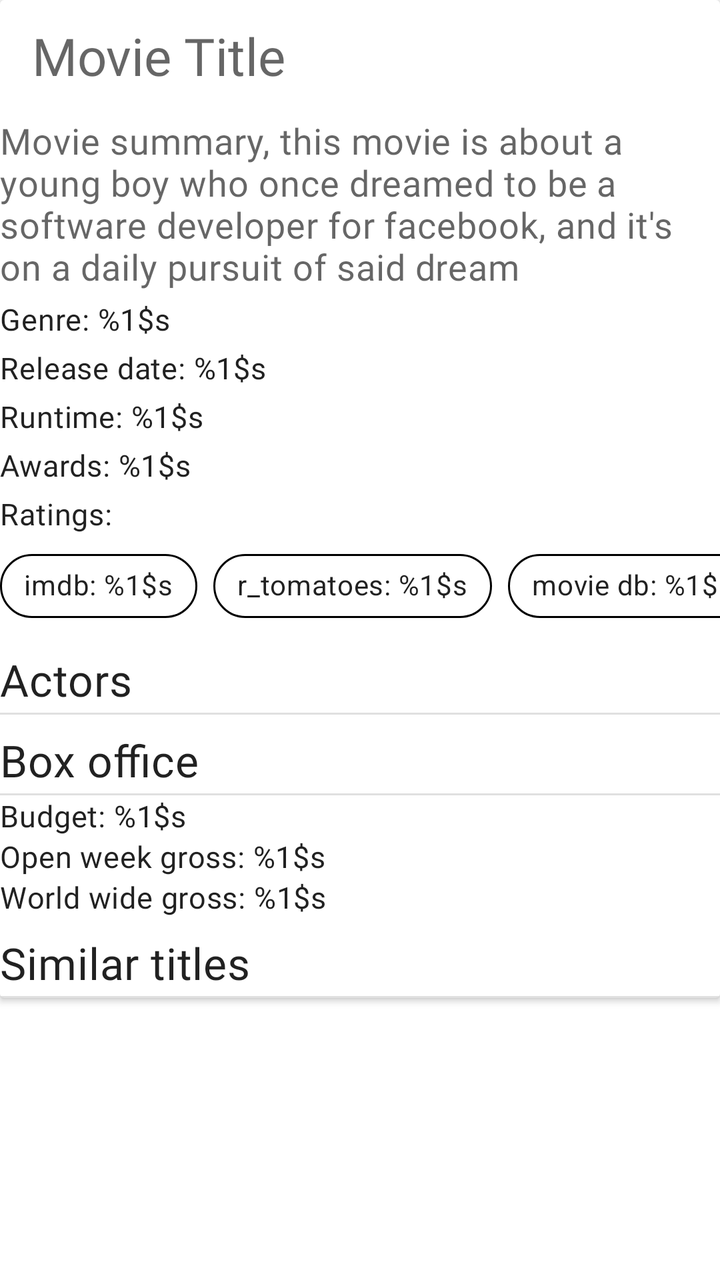
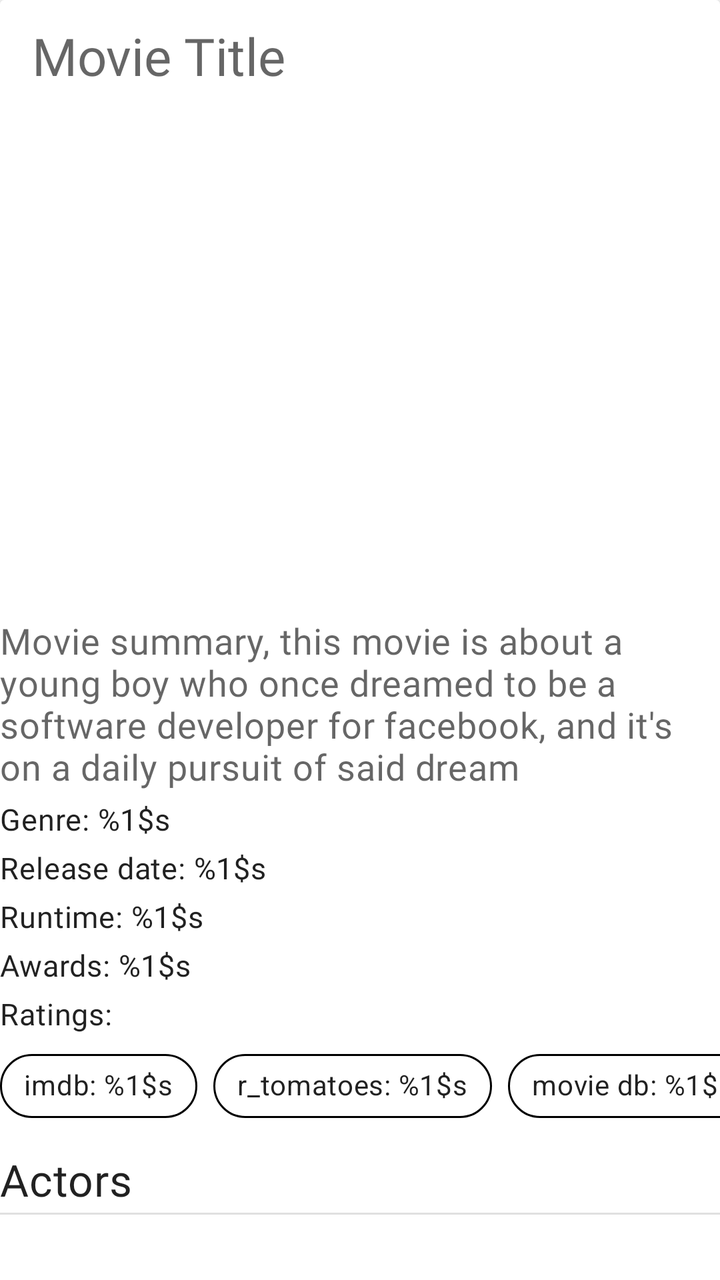

Screens rendered from an Android XML layout before and after an edit, with the pre-edit source and the edit as a unified diff.
<!-- AndroidManifest.xml: another module's application theme Theme.ECatalogs -->
<!-- res/layout/fragment_movie_details.xml -->
<?xml version="1.0" encoding="utf-8"?>
<androidx.core.widget.NestedScrollView xmlns:android="http://schemas.android.com/apk/res/android"
    xmlns:app="http://schemas.android.com/apk/res-auto"
    android:layout_width="match_parent"
    android:layout_height="match_parent"
    android:layout_margin="@dimen/two_dimen"
    android:orientation="vertical">

    <androidx.cardview.widget.CardView
        android:id="@+id/details_card_view"
        android:layout_width="match_parent"
        android:layout_height="match_parent">

        <LinearLayout
            android:layout_width="match_parent"
            android:layout_height="match_parent"
            android:orientation="vertical">

            <androidx.appcompat.widget.Toolbar
                android:id="@+id/toolbar"
                android:layout_width="match_parent"
                android:layout_height="wrap_content">

                <TextView
                    android:id="@+id/movie_title"
                    android:layout_width="match_parent"
                    android:layout_height="wrap_content"
                    android:hint="@string/movie_title"
                    android:textAppearance="?attr/textAppearanceHeadline5"
                    android:textSize="26sp" />

            </androidx.appcompat.widget.Toolbar>

            <androidx.recyclerview.widget.RecyclerView
                android:id="@+id/list_images"
                android:layout_width="match_parent"
                android:layout_height="wrap_content" />

            <com.google.android.material.textview.MaterialTextView
                android:id="@+id/movie_summary"
                android:layout_width="match_parent"
                android:layout_height="wrap_content"
                android:layout_marginVertical="@dimen/two_dimen"
                android:hint="@string/movie_summary"
                android:textAppearance="?attr/textAppearanceBody2"
                android:textSize="18sp" />

            <com.google.android.material.textview.MaterialTextView
                android:id="@+id/movie_genres"
                android:layout_width="match_parent"
                android:layout_height="wrap_content"
                android:layout_marginVertical="@dimen/two_dimen"
                android:text="@string/genres"
                android:textAppearance="?attr/textAppearanceBody2" />

            <com.google.android.material.textview.MaterialTextView
                android:id="@+id/movie_publication_date"
                android:layout_width="wrap_content"
                android:layout_height="wrap_content"
                android:layout_marginVertical="@dimen/two_dimen"
                android:text="@string/release_date"
                android:textAppearance="?attr/textAppearanceBody2" />

            <com.google.android.material.textview.MaterialTextView
                android:id="@+id/movie_runtime"
                android:layout_width="wrap_content"
                android:layout_height="wrap_content"
                android:layout_marginVertical="@dimen/two_dimen"
                android:text="@string/runtime"
                android:textAppearance="?attr/textAppearanceBody2" />

            <com.google.android.material.textview.MaterialTextView
                android:id="@+id/movie_awards"
                android:layout_width="match_parent"
                android:layout_height="wrap_content"
                android:layout_marginVertical="@dimen/two_dimen"
                android:text="@string/awards"
                android:textAppearance="?attr/textAppearanceBody2" />

            <com.google.android.material.textview.MaterialTextView
                android:layout_width="match_parent"
                android:layout_height="wrap_content"
                android:layout_marginVertical="@dimen/two_dimen"
                android:text="@string/ratings"
                android:textAppearance="?attr/textAppearanceBody2" />

            <com.google.android.material.chip.ChipGroup
                android:layout_width="wrap_content"
                android:layout_height="wrap_content"
                android:layout_gravity="center"
                android:layout_marginBottom="@dimen/six_dimen"
                android:clickable="false"
                android:foregroundGravity="center_horizontal"
                android:layoutDirection="locale"
                android:theme="@style/Theme.MaterialComponents.Light"
                app:singleLine="true">

                <com.google.android.material.chip.Chip
                    android:id="@+id/imdb_chip"
                    android:layout_width="wrap_content"
                    android:layout_height="wrap_content"
                    android:gravity="start"
                    android:text="@string/imdb_rating"
                    android:textAppearance="?attr/textAppearanceBody2"
                    app:chipBackgroundColor="@android:color/white"
                    app:chipStrokeColor="@android:color/black"
                    app:chipStrokeWidth="1dp" />

                <com.google.android.material.chip.Chip
                    android:id="@+id/r_tomatoes_chip"
                    android:layout_width="wrap_content"
                    android:layout_height="wrap_content"
                    android:gravity="center_horizontal"
                    android:text="@string/tomato_rating"
                    android:textAppearance="?attr/textAppearanceBody2"
                    app:chipBackgroundColor="@android:color/white"
                    app:chipStrokeColor="@android:color/black"
                    app:chipStrokeWidth="1dp" />

                <com.google.android.material.chip.Chip
                    android:id="@+id/movie_db_chip"
                    android:layout_width="wrap_content"
                    android:layout_height="wrap_content"
                    android:gravity="end"
                    android:text="@string/db_rating"
                    android:textAppearance="?attr/textAppearanceBody2"
                    app:chipBackgroundColor="@android:color/white"
                    app:chipStrokeColor="@android:color/black"
                    app:chipStrokeWidth="1dp" />

            </com.google.android.material.chip.ChipGroup>

            <com.google.android.material.textview.MaterialTextView
                android:layout_width="match_parent"
                android:layout_height="wrap_content"
                android:layout_marginVertical="@dimen/two_dimen"
                android:text="@string/actors"
                android:textAppearance="?attr/textAppearanceHeadline6" />

            <View style="@style/Divider.Horizontal" />

            <androidx.recyclerview.widget.RecyclerView
                android:id="@+id/list_actors"
                android:layout_width="match_parent"
                android:layout_height="wrap_content"
                android:layout_marginBottom="@dimen/six_dimen" />

            <com.google.android.material.textview.MaterialTextView
                android:layout_width="match_parent"
                android:layout_height="wrap_content"
                android:layout_marginVertical="@dimen/two_dimen"
                android:text="@string/box_office"
                android:textAppearance="?attr/textAppearanceHeadline6" />

            <View style="@style/Divider.Horizontal" />

            <TextView
                android:id="@+id/movie_budget"
                android:layout_width="match_parent"
                android:layout_height="wrap_content"
                android:text="@string/budget"
                android:textAppearance="?attr/textAppearanceBody2" />

            <TextView
                android:id="@+id/movie_open_weekend_gross"
                android:layout_width="match_parent"
                android:layout_height="wrap_content"
                android:text="@string/open_week_gross"
                android:textAppearance="?attr/textAppearanceBody2" />

            <TextView
                android:id="@+id/movie_world_wide_gross"
                android:layout_width="match_parent"
                android:layout_height="wrap_content"
                android:layout_marginBottom="@dimen/six_dimen"
                android:text="@string/world_wide_gross"
                android:textAppearance="?attr/textAppearanceBody2" />

            <com.google.android.material.textview.MaterialTextView
                android:layout_width="match_parent"
                android:layout_height="wrap_content"
                android:layout_marginVertical="@dimen/two_dimen"
                android:text="@string/similar_titles"
                android:textAppearance="?attr/textAppearanceHeadline6" />

            <View style="@style/Divider.Horizontal" />

            <androidx.recyclerview.widget.RecyclerView
                android:id="@+id/list_similars"
                android:layout_width="match_parent"
                android:layout_height="wrap_content" />
        </LinearLayout>

    </androidx.cardview.widget.CardView>

</androidx.core.widget.NestedScrollView>
<!-- resources referenced by this layout -->
<resources>
  <dimen name="six_dimen">6dp</dimen>
  <dimen name="two_dimen">2dp</dimen>
  <string name="actors">Actors</string>
  <string name="awards">Awards: %1$s</string>
  <string name="box_office">Box office</string>
  <string name="budget">Budget: %1$s</string>
  <string name="db_rating">movie db: %1$s</string>
  <string name="genres">Genre: %1$s</string>
  <string name="imdb_rating">imdb: %1$s</string>
  <string name="movie_summary">Movie summary, this movie is about a young boy who once dreamed to be a software developer for facebook, and it\'s on a daily pursuit of said dream</string>
  <string name="movie_title">Movie Title</string>
  <string name="open_week_gross">Open week gross: %1$s</string>
  <string name="ratings">Ratings:</string>
  <string name="release_date">Release date: %1$s</string>
  <string name="runtime">Runtime: %1$s</string>
  <string name="similar_titles">Similar titles</string>
  <string name="tomato_rating">r_tomatoes: %1$s</string>
  <string name="world_wide_gross">World wide gross: %1$s</string>
  <style name="Divider.Horizontal" parent="Divider">
          <item name="android:layout_width">match_parent</item>
          <item name="android:layout_height">1dp</item>
      </style>
  <style name="Divider">
          <item name="android:background">?android:attr/listDivider</item> // can add colorur here
      </style>
  <color name="blue_grey_600">#546e7a</color>
  <color name="blue_grey_100">#819ca9</color>
  <color name="black">#000000</color>
  <color name="white">#fafafa</color>
  <color name="blue_grey_700">#29434e</color>
  <style name="ShapeAppearance.ECatalog.SmallComponent" parent="ShapeAppearance.MaterialComponents.SmallComponent">
          <item name="cornerFamily">rounded</item>
          <item name="cornerSize">@dimen/reply_small_component_corner_radius</item>
      </style>
  <style name="ShapeAppearance.ECatalog.MediumComponent" parent="ShapeAppearance.MaterialComponents.MediumComponent">
          <item name="cornerFamily">rounded</item>
          <item name="cornerSize">@dimen/reply_medium_component_corner_radius</item>
      </style>
  <style name="ShapeAppearance.ECatalog.LargeComponent" parent="ShapeAppearance.MaterialComponents.LargeComponent">
          <item name="cornerFamily">rounded</item>
          <item name="cornerSize">@dimen/reply_large_component_corner_radius</item>
      </style>
  <style name="TextAppearance.MdcTypographyStyles.Body1" parent="TextAppearance.MaterialComponents.Body1">
          <item name="fontFamily">@font/nunito_sans_regular</item>
          <item name="android:fontFamily">@font/nunito_sans_regular</item>
          <item name="android:textSize">17sp</item>
      </style>
  <style name="TextAppearance.MdcTypographyStyles.Body2" parent="TextAppearance.MaterialComponents.Body2">
          <item name="fontFamily">@font/nunito_sans_regular</item>
          <item name="android:fontFamily">@font/nunito_sans_regular</item>
          <item name="android:textSize">15sp</item>
      </style>
  <style name="TextAppearance.MdcTypographyStyles.Button" parent="TextAppearance.MaterialComponents.Button">
          <item name="fontFamily">@font/nunito_sans_light</item>
          <item name="android:fontFamily">@font/nunito_sans_light</item>
          <item name="android:textSize">15sp</item>
      </style>
  <style name="TextAppearance.MdcTypographyStyles.Caption" parent="TextAppearance.MaterialComponents.Caption">
          <item name="fontFamily">@font/nunito_sans_light</item>
          <item name="android:fontFamily">@font/nunito_sans_light</item>
          <item name="android:textSize">13sp</item>
      </style>
  <dimen name="reply_small_component_corner_radius">8dp</dimen>
  <dimen name="reply_medium_component_corner_radius">12dp</dimen>
  <dimen name="reply_large_component_corner_radius">24dp</dimen>
  <!-- unchanged entries left out for length: 5 -->
</resources>

<!-- the commit's change to res/layout/fragment_movie_details.xml (unified diff, before → after) -->
@@ -26,15 +26,14 @@
                     android:layout_width="match_parent"
                     android:layout_height="wrap_content"
                     android:hint="@string/movie_title"
-                    android:textAppearance="?attr/textAppearanceHeadline5"
-                    android:textSize="26sp" />
+                    android:textAppearance="?attr/textAppearanceHeadline5" />
 
             </androidx.appcompat.widget.Toolbar>
 
             <androidx.recyclerview.widget.RecyclerView
                 android:id="@+id/list_images"
                 android:layout_width="match_parent"
-                android:layout_height="wrap_content" />
+                android:layout_height="@dimen/image_height" />
 
             <com.google.android.material.textview.MaterialTextView
                 android:id="@+id/movie_summary"
@@ -142,7 +141,7 @@
             <androidx.recyclerview.widget.RecyclerView
                 android:id="@+id/list_actors"
                 android:layout_width="match_parent"
-                android:layout_height="wrap_content"
+                android:layout_height="@dimen/image_height"
                 android:layout_marginBottom="@dimen/six_dimen" />
 
             <com.google.android.material.textview.MaterialTextView
@@ -188,7 +187,7 @@
             <androidx.recyclerview.widget.RecyclerView
                 android:id="@+id/list_similars"
                 android:layout_width="match_parent"
-                android:layout_height="wrap_content" />
+                android:layout_height="@dimen/image_height" />
         </LinearLayout>
 
     </androidx.cardview.widget.CardView>
<!-- resource entries referenced after the edit -->
@@ -1,5 +1,6 @@
 <!-- resources referenced by this layout -->
 <resources>
+  <dimen name="image_height">250dp</dimen>
   <dimen name="six_dimen">6dp</dimen>
   <dimen name="two_dimen">2dp</dimen>
   <string name="actors">Actors</string>
